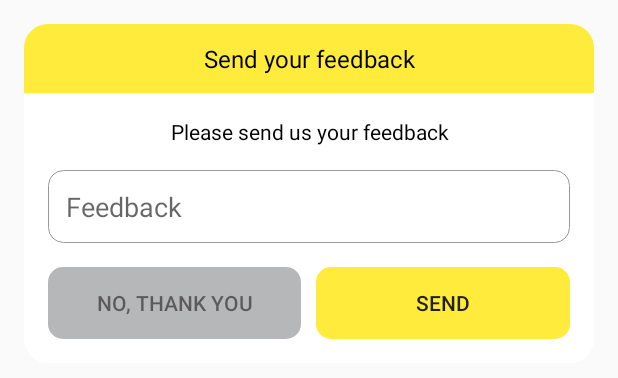
After one commit to lebichloan/-SE114.N21-Qu-n-l-c-a-h-ng-i-n-m-y, an Android app: the layout custom_dialog.xml on its own in the app's theme, with its tools: preview values and no code run, on a phone screen of 412 x 824 dp. The commit adds this screen. Shown: the top 378 px of the screen. Run offline under Robolectric (Android 15) with nearby library versions, the phone set to English and light mode, and no system bars.

Commit message:
custom dialog

```diff
--- /dev/null
+++ b/app/src/main/res/drawable/baseline_add_24.xml
@@ -0,0 +1,5 @@
+<vector android:height="24dp" android:tint="#FFFFFF"
+    android:viewportHeight="24" android:viewportWidth="24"
+    android:width="24dp" xmlns:android="http://schemas.android.com/apk/res/android">
+    <path android:fillColor="@android:color/white" android:pathData="M19,13h-6v6h-2v-6H5v-2h6V5h2v6h6v2z"/>
+</vector>
--- /dev/null
+++ b/app/src/main/res/drawable/baseline_search_24.xml
@@ -0,0 +1,5 @@
+<vector android:height="24dp" android:tint="#FFFFFF"
+    android:viewportHeight="24" android:viewportWidth="24"
+    android:width="24dp" xmlns:android="http://schemas.android.com/apk/res/android">
+    <path android:fillColor="@android:color/white" android:pathData="M15.5,14h-0.79l-0.28,-0.27C15.41,12.59 16,11.11 16,9.5 16,5.91 13.09,3 9.5,3S3,5.91 3,9.5 5.91,16 9.5,16c1.61,0 3.09,-0.59 4.23,-1.57l0.27,0.28v0.79l5,4.99L20.49,19l-4.99,-5zM9.5,14C7.01,14 5,11.99 5,9.5S7.01,5 9.5,5 14,7.01 14,9.5 11.99,14 9.5,14z"/>
+</vector>
--- /dev/null
+++ b/app/src/main/res/drawable/bg_gray_corner_10.xml
@@ -0,0 +1,5 @@
+<?xml version="1.0" encoding="utf-8"?>
+<shape xmlns:android="http://schemas.android.com/apk/res/android">
+    <solid android:color="@color/gray"></solid>
+    <corners android:radius="10dp"></corners>
+</shape>
--- /dev/null
+++ b/app/src/main/res/drawable/bg_white_corner_10_border_gray.xml
@@ -0,0 +1,7 @@
+<?xml version="1.0" encoding="utf-8"?>
+<shape xmlns:android="http://schemas.android.com/apk/res/android">
+    <solid android:color="@color/white"></solid>
+    <corners android:radius="10dp"></corners>
+    <stroke android:width="0.5dp"
+        android:color="@color/gray"></stroke>
+</shape>
--- /dev/null
+++ b/app/src/main/res/drawable/bg_white_corner_16.xml
@@ -0,0 +1,5 @@
+<?xml version="1.0" encoding="utf-8"?>
+<shape xmlns:android="http://schemas.android.com/apk/res/android">
+    <solid android:color="@color/white"></solid>
+    <corners android:radius="16dp"></corners>
+</shape>
--- /dev/null
+++ b/app/src/main/res/drawable/bg_yellow_corner_10.xml
@@ -0,0 +1,5 @@
+<?xml version="1.0" encoding="utf-8"?>
+<shape xmlns:android="http://schemas.android.com/apk/res/android">
+    <solid android:color="@color/yellow"></solid>
+    <corners android:radius="10dp"></corners>
+</shape>
--- /dev/null
+++ b/app/src/main/res/drawable/bg_yellow_corner_16_top_left_top_right.xml
@@ -0,0 +1,6 @@
+<?xml version="1.0" encoding="utf-8"?>
+<shape xmlns:android="http://schemas.android.com/apk/res/android">
+    <solid android:color="@color/yellow"></solid>
+    <corners android:topLeftRadius="16dp"
+            android:topRightRadius="16dp"></corners>
+</shape>
--- /dev/null
+++ b/app/src/main/res/layout/custom_dialog.xml
@@ -0,0 +1,73 @@
+<?xml version="1.0" encoding="utf-8"?>
+<LinearLayout
+    xmlns:android="http://schemas.android.com/apk/res/android"
+    android:layout_width="match_parent"
+    android:layout_height="wrap_content"
+    android:background="@drawable/bg_white_corner_16"
+    android:layout_margin="16dp"
+    android:orientation="vertical"
+    >
+    <TextView
+        android:id="@+id/tv_dialog_title"
+        android:layout_width="match_parent"
+        android:layout_height="wrap_content"
+        android:padding="12dp"
+        android:text="Send your feedback"
+        android:textColor="@color/black"
+        android:textSize="16sp"
+        android:gravity="center"
+        android:background="@drawable/bg_yellow_corner_16_top_left_top_right">
+    </TextView>
+    <LinearLayout
+        android:layout_width="match_parent"
+        android:layout_height="wrap_content"
+        android:padding="16dp"
+        android:orientation="vertical">
+        <TextView
+            android:id="@+id/tv_dialog_subtitle"
+            android:layout_width="match_parent"
+            android:layout_height="wrap_content"
+            android:text="Please send us your feedback"
+            android:textSize="14sp"
+            android:textColor="@color/black"
+            android:gravity="center">
+        </TextView>
+        <EditText
+            android:id="@+id/edit_dialog_fill"
+            android:layout_width="match_parent"
+            android:layout_height="wrap_content"
+            android:padding="12dp"
+            android:layout_marginTop="16dp"
+            android:hint="Feedback"
+            android:background="@drawable/bg_white_corner_10_border_gray"
+            >
+        </EditText>
+        <LinearLayout
+            android:layout_width="match_parent"
+            android:layout_height="wrap_content"
+            android:layout_marginTop="16dp"
+            android:orientation="horizontal">
+            <Button
+                android:id="@+id/btn_cancel"
+                android:layout_width="0dp"
+                android:layout_height="wrap_content"
+                android:layout_weight="1"
+                android:textSize="14sp"
+                android:layout_marginEnd="10dp"
+                android:background="@drawable/bg_gray_corner_10"
+                android:alpha="0.7"
+                android:text="No, Thank you">
+
+            </Button>
+            <Button
+                android:id="@+id/btn_ok"
+                android:layout_width="0dp"
+                android:layout_height="wrap_content"
+                android:layout_weight="1"
+                android:textSize="14sp"
+                android:background="@drawable/bg_yellow_corner_10"
+                android:text="Send">
+            </Button>
+        </LinearLayout>
+    </LinearLayout>
+</LinearLayout>
--- a/app/src/main/res/values/colors.xml
+++ b/app/src/main/res/values/colors.xml
@@ -7,4 +7,6 @@
     <color name="teal_700">#FF018786</color>
     <color name="black">#FF000000</color>
     <color name="white">#FFFFFFFF</color>
+    <color name="yellow">#FFEB3B</color>
+    <color name="gray">#98999b</color>
 </resources>
--- a/app/src/main/res/values/strings.xml
+++ b/app/src/main/res/values/strings.xml
@@ -1,3 +1,4 @@
 <resources>
     <string name="app_name">SE114.N21</string>
+    <string name="action_search">Search</string>
 </resources>
```
Also changed, not shown: app/build.gradle (+8 -3 lines), app/src/main/AndroidManifest.xml (+6 -1 lines), app/src/main/java/com/example/se114n21/Adapter/ProductTypeAdapter.java (added, +97 -0 lines), app/src/main/java/com/example/se114n21/ViewModels/AddProductActivity.java (+39 -2 lines), app/src/main/java/com/example/se114n21/ViewModels/ListProductType.java (added, +230 -0 lines), app/src/main/res/layout/activity_add_product.xml (+33 -4 lines), app/src/main/res/layout/activity_list_product_type.xml (added, +19 -0 lines), app/src/main/res/layout/item_product_type.xml (added, +23 -0 lines), app/src/main/res/menu/main_menu.xml (added, +13 -0 lines), app/src/main/res/mipmap-xxhdpi/img_avt_3.jpg (added).
